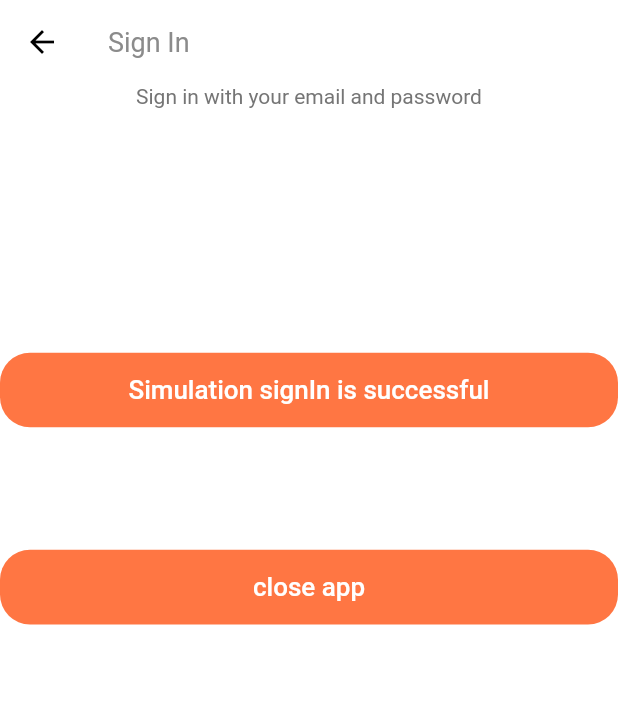
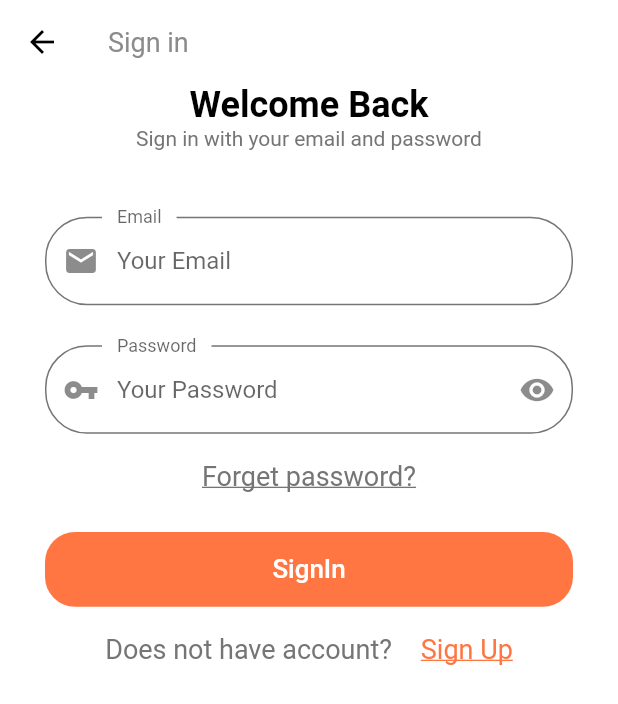
Before and after one commit to webooking/flutter_study, a Flutter app: the SignInScreen screen opened by its route, on a phone screen of 412 x 824 dp. Shown: the top 704 px of the screen. Run offline on Flutter 3.47's test engine with Material 2 defaults, Android fonts, the phone set to English and light mode, and no system bars; our stand-ins replace flutter_svg, flutter_swiper, get, get_storage; accounts and stored records are empty.

Commit message:
SignInScreen

```diff
--- /dev/null
+++ b/lib/config/RegexUtil.dart
@@ -0,0 +1,4 @@
+abstract class RegexUtil{
+  static final emailRegex = RegExp(r'^([a-z0-9A-Z]+[-|\.|_]?)+[a-z0-9A-Z]@([a-z0-9A-Z]+(-[a-z0-9A-Z]+)?\.)+[a-zA-Z]{2,}$');
+  static final passwordRegex = RegExp(r'^(?=.*\d)(?=.*[a-z])(?=.*[A-Z])(?=.*[a-zA-Z]).{6,16}$');
+}
--- a/lib/config/constants.dart
+++ b/lib/config/constants.dart
@@ -6,5 +6,3 @@ const kTextColor = Color(0xFF757575);
 /// storage
 const kAccessToken = 'accessToken';
 const kRefreshToken = 'refreshToken';
-
-/// regex
--- a/lib/config/lang.dart
+++ b/lib/config/lang.dart
@@ -14,49 +14,125 @@ class L extends Translations {
   Map<String, Map<String, String>> get keys => {
         'en_US': {
           'button.bt_continue': 'Continue',
-          'hello': 'hello!',
-          'notice': '''This is
-a multiline
-example.''',
-          'greet': 'Hello {{firstName}}!',
-          'date.picker': 'select date',
-          'product.online.item.Zero': 'There are no items',
-          'product.online.item.One': 'There is 1 item',
-          'product.online.item.More': 'There are {{count}} items',
-          'user.contact.Male': 'Hi,Mr {{lastName}}',
-          'user.contact.Female': 'Hi,Mrs {{lastName}}',
-          'product.instock': 'surplus goods {{count}}'
+          'signIn.greet.appBar': 'Sign in',
+          'signIn.greet.title': 'Welcome Back',
+          'signIn.greet.subtitle': 'Sign in with your email and password',
+          'signIn.btn': 'SignIn',
+          'signIn.email.labelText': 'Email',
+          'signIn.email.hintText': 'Your Email',
+          'signIn.email.valid.empty': 'email cannot be empty',
+          'signIn.email.valid.format': 'email format error',
+          'signIn.password.labelText': 'Password',
+          'signIn.password.hintText': 'Your Password',
+          'signIn.password.valid.empty': 'password cannot be empty',
+          'signIn.password.valid.format': '''1. Minimum 1 Upper case
+2. Minimum 1 lowercase
+3. Minimum 1 Numeric Number
+4. Minimum 1 Special Character(! @ # \$ & * ~ )
+5. Allow [6,16] characters''',
+          'signIn.hint.forgetPassword': 'Forget password?',
+          'signIn.hint.noAccount': 'Does not have account?',
+          'signIn.hint.signUp': 'Sign Up',
         },
         'zh_CN': {
           'button.bt_continue': '马上体验',
-          'hello': '你好！',
-          'notice': '''这是
-一个
-多行文本的例子。''',
-          'greet': '你好{{firstName}}！',
-          'date.picker': '选择日期',
-          'product.online.item.Zero': '没有数据',
-          'product.online.item.One': '{{count}}条数据',
-          'product.online.item.More': '{{count}}条数据',
-          'user.contact.Male': '{{lastName}}{{firstName}}先生，您好',
-          'user.contact.Female': '{{lastName}}女士，您好',
-          'product.instock': '库存{{count}}'
+          'signIn.greet.appBar': '登录',
+          'signIn.greet.title': '欢迎使用',
+          'signIn.greet.subtitle': '请使用邮箱和密码登录',
+          'signIn.btn': '登录',
+          'signIn.email.labelText': '邮箱',
+          'signIn.email.hintText': '请输入您的邮箱',
+          'signIn.email.valid.empty': '邮箱不能为空',
+          'signIn.email.valid.format': '邮箱格式错误',
+          'signIn.password.labelText': '密码',
+          'signIn.password.hintText': '请输入密码',
+          'signIn.password.valid.empty': '密码不能为空',
+          'signIn.password.valid.format': '''1. 至少一个大写字母
+2. 至少一个小写字母
+3. 至少一个数字
+4. 至少一个特殊字符(! @ # \$ & * ~ )
+5. 允许输入[6,16]个字符''',
+          'signIn.hint.forgetPassword': '忘记密码？',
+          'signIn.hint.noAccount': '还没有账号？',
+          'signIn.hint.signUp': '注册',
         }
       };
   static L_button get button => L_button();
-  static String get hello => 'hello'.tr;
-  static String get notice => 'notice'.tr;
-  static String greet(
-    String firstName,
-  ) =>
-      'greet'.trMap({
-        'firstName': firstName,
-      });
-  static L_date get date => L_date();
-  static L_user get user => L_user();
-  static L_product get product => L_product();
+  static L_signIn get signIn => L_signIn();
 }
+class L_signIn{
+  static final L_signIn _singleton = L_signIn._internal();
+  factory L_signIn() {
+    return _singleton;
+  }
+  L_signIn._internal();
+  L_signIn_greet get greet => L_signIn_greet();
+  String get btn => 'signIn.btn'.tr;
+  L_signIn_email get email => L_signIn_email();
+  L_signIn_password get password => L_signIn_password();
+  L_signIn_hint get hint => L_signIn_hint();
+}
+class L_signIn_hint{
+  static final L_signIn_hint _singleton = L_signIn_hint._internal();
+  factory L_signIn_hint() {
+    return _singleton;
+  }
+  L_signIn_hint._internal();
 
+  String get forgetPassword => 'signIn.hint.forgetPassword'.tr;
+  String get noAccount => 'signIn.hint.noAccount'.tr;
+  String get signUp => 'signIn.hint.signUp'.tr;
+}
+class L_signIn_password{
+  static final L_signIn_password _singleton = L_signIn_password._internal();
+  factory L_signIn_password() {
+    return _singleton;
+  }
+  L_signIn_password._internal();
+  L_signIn_password_valid get valid => L_signIn_password_valid();
+
+  String get labelText => 'signIn.password.labelText'.tr;
+  String get hintText => 'signIn.password.hintText'.tr;
+}
+class L_signIn_password_valid{
+  static final L_signIn_password_valid _singleton = L_signIn_password_valid._internal();
+  factory L_signIn_password_valid() {
+    return _singleton;
+  }
+  L_signIn_password_valid._internal();
+  String get empty => 'signIn.password.valid.empty'.tr;
+  String get format => 'signIn.password.valid.format'.tr;
+}
+class L_signIn_email{
+  static final L_signIn_email _singleton = L_signIn_email._internal();
+  factory L_signIn_email() {
+    return _singleton;
+  }
+  L_signIn_email._internal();
+  L_signIn_email_valid get valid => L_signIn_email_valid();
+
+  String get labelText => 'signIn.email.labelText'.tr;
+  String get hintText => 'signIn.email.hintText'.tr;
+}
+class L_signIn_email_valid{
+  static final L_signIn_email_valid _singleton = L_signIn_email_valid._internal();
+  factory L_signIn_email_valid() {
+    return _singleton;
+  }
+  L_signIn_email_valid._internal();
+  String get empty => 'signIn.email.valid.empty'.tr;
+  String get format => 'signIn.email.valid.format'.tr;
+}
+class L_signIn_greet{
+  static final L_signIn_greet _singleton = L_signIn_greet._internal();
+  factory L_signIn_greet() {
+    return _singleton;
+  }
+  L_signIn_greet._internal();
+  String get appBar => 'signIn.greet.appBar'.tr;
+  String get title => 'signIn.greet.title'.tr;
+  String get subtitle => 'signIn.greet.subtitle'.tr;
+}
 class L_button {
   static final L_button _singleton = L_button._internal();
   factory L_button() {
@@ -65,85 +141,6 @@ class L_button {
   L_button._internal();
   String get bt_continue => 'button.bt_continue'.tr;
 }
-
-class L_date {
-  static final L_date _singleton = L_date._internal();
-  factory L_date() {
-    return _singleton;
-  }
-  L_date._internal();
-  String get picker => 'date.picker'.tr;
-}
-
-class L_user {
-  static final L_user _singleton = L_user._internal();
-  factory L_user() {
-    return _singleton;
-  }
-  L_user._internal();
-  String contact(
-    Gender gender,
-    String lastName,
-    String firstName,
-  ) {
-    if (gender == Gender.Male) {
-      return 'user.contact.Male'.trMap({
-        'gender': gender.toString(),
-        'lastName': lastName,
-        'firstName': firstName,
-      });
-    }
-    if (gender == Gender.Female) {
-      return 'user.contact.Female'.trMap({
-        'gender': gender.toString(),
-        'lastName': lastName,
-        'firstName': firstName,
-      });
-    }
-  }
-}
-
-class L_product {
-  static final L_product _singleton = L_product._internal();
-  factory L_product() {
-    return _singleton;
-  }
-  L_product._internal();
-  String instock(
-    int count,
-  ) =>
-      'product.instock'.trMap({
-        'count': count.toString(),
-      });
-  L_product_online get online => L_product_online();
-}
-
-class L_product_online {
-  static final L_product_online _singleton = L_product_online._internal();
-  factory L_product_online() {
-    return _singleton;
-  }
-  L_product_online._internal();
-  String item(
-    int count,
-  ) {
-    if (count == 0) {
-      return 'product.online.item.Zero'.trMap({
-        'count': count.toString(),
-      });
-    } else if (count == 1) {
-      return 'product.online.item.One'.trMap({
-        'count': count.toString(),
-      });
-    } else {
-      return 'product.online.item.More'.trMap({
-        'count': count.toString(),
-      });
-    }
-  }
-}
-
-enum Gender { Male, Female }
 
 extension CustomTrans on String {
   String trMap(Map<String, String> map) {
--- a/lib/config/routes.dart
+++ b/lib/config/routes.dart
@@ -1,5 +1,6 @@
 import 'package:flutter_study/config/constants.dart';
 import 'package:flutter_study/controller/CounterController.dart';
+import 'package:flutter_study/controller/UserSignInController.dart';
 import 'package:flutter_study/screen/HomeScreen.dart';
 import 'package:flutter_study/screen/SplashScreen.dart';
 import 'package:flutter_study/screen/counter/counter_child_screen.dart';
@@ -15,7 +16,7 @@ abstract class RouteNames {
   static const SignInScreen = '/signIn';
   static const HomeScreen = '/home';
 
-  static String get initialRoute => GetStorage().hasData(kAccessToken)? HomeScreen : SignInScreen;
+  static String get initialRoute => GetStorage().hasData('accessToken')? HomeScreen : SplashScreen;
 }
 
 final pages = [
@@ -35,6 +36,7 @@ final pages = [
   GetPage(
     name: RouteNames.SignInScreen,
     page: () => SignInScreen(),
+    binding: BindingsBuilder<UserSignInController>(() => Get.lazyPut(() => UserSignInController())),
   ),
   GetPage(
     name: RouteNames.HomeScreen,
--- /dev/null
+++ b/lib/screen/signIn/SignInForm.dart
@@ -0,0 +1,105 @@
+import 'package:flutter/material.dart';
+import 'package:flutter_study/components/DefaultButton.dart';
+import 'package:flutter_study/config/RegexUtil.dart';
+import 'package:flutter_study/config/constants.dart';
+import 'package:flutter_study/config/lang.dart';
+import 'package:flutter_study/config/size_config.dart';
+import 'package:flutter_study/controller/UserSignInController.dart';
+import 'package:get/get.dart';
+
+class SignInForm extends StatelessWidget {
+  @override
+  Widget build(BuildContext context) {
+    final controller = Get.find<UserSignInController>();
+
+    return Padding(
+      padding: EdgeInsets.symmetric(horizontal: 30),
+      child: Form(
+        key: controller.formKey,
+        child: Column(
+          mainAxisAlignment: MainAxisAlignment.center,
+          children: [
+            _emailFormField(controller),
+            SizedBox(height: S.y(30)),
+            Obx(() => _passwordFormField(controller)),
+            SizedBox(height: S.y(20)),
+            Text(
+              L.signIn.hint.forgetPassword,
+              style: TextStyle(
+                fontSize: 18,
+                decoration: TextDecoration.underline,
+              ),
+            ),
+            SizedBox(height: S.y(30)),
+            DefaultButton(
+              text: L.signIn.btn,
+              press: () => controller.signIn(),
+            ),
+            SizedBox(height: S.y(20)),
+            Row(
+              mainAxisAlignment: MainAxisAlignment.center,
+              children: [
+                Text(
+                  L.signIn.hint.noAccount,
+                  style: TextStyle(
+                    fontSize: 18,
+                  ),
+                ),
+                SizedBox(width: S.x(20)),
+                Text(
+                  L.signIn.hint.signUp,
+                  style: TextStyle(
+                    fontSize: 18,
+                    color: kPrimaryColor,
+                    decoration: TextDecoration.underline,
+                  ),
+                ),
+              ],
+            ),
+          ],
+        ),
+      ),
+    );
+  }
+
+  TextFormField _passwordFormField(UserSignInController controller) => TextFormField(
+    obscureText: controller.hidePassword.value,
+    onSaved: (newValue) => controller.password.value = newValue,
+    validator: (value) {
+      if (value.isEmpty) {
+        return L.signIn.password.valid.empty;
+      } else if (!RegexUtil.passwordRegex.hasMatch(value)) {
+        return L.signIn.password.valid.format;
+      }
+      return null;
+    },
+    decoration: InputDecoration(
+      labelText: L.signIn.password.labelText,
+      hintText: L.signIn.password.hintText,
+      floatingLabelBehavior: FloatingLabelBehavior.always,
+      prefixIcon: Icon(Icons.vpn_key),
+      suffixIcon: IconButton(
+        icon: Icon(controller.hidePassword.value ? Icons.remove_red_eye: Icons.remove_red_eye_outlined),
+        onPressed: () => controller.hidePassword.value = !controller.hidePassword.value,
+      ),
+    ),
+  );
+  TextFormField _emailFormField(UserSignInController controller) => TextFormField(
+    keyboardType: TextInputType.emailAddress,
+    onSaved: (newValue) => controller.email.value = newValue,
+    validator: (value) {
+      if (value.isEmpty) {
+        return L.signIn.email.valid.empty;
+      } else if (!RegexUtil.emailRegex.hasMatch(value)) {
+        return L.signIn.email.valid.format;
+      }
+      return null;
+    },
+    decoration: InputDecoration(
+      labelText: L.signIn.email.labelText,
+      hintText: L.signIn.email.hintText,
+      floatingLabelBehavior: FloatingLabelBehavior.always,
+      prefixIcon: Icon(Icons.email),
+    ),
+  );
+}
--- a/lib/screen/signIn/SignInScreen.dart
+++ b/lib/screen/signIn/SignInScreen.dart
@@ -1,36 +1,32 @@
-import 'dart:io';
 
 import 'package:flutter/material.dart';
-import 'package:flutter_study/components/DefaultButton.dart';
-import 'package:flutter_study/config/constants.dart';
-import 'package:get_storage/get_storage.dart';
+import 'package:flutter_study/config/lang.dart';
+import 'package:flutter_study/config/size_config.dart';
+import 'package:flutter_study/screen/signIn/SignInForm.dart';
 
 class SignInScreen extends StatelessWidget {
   @override
   Widget build(BuildContext context) {
     return Scaffold(
       appBar: AppBar(
-        title: Text('Sign In'),
+        title: Text(L.signIn.greet.appBar),
       ),
       body: SafeArea(
         child: Column(
-          mainAxisAlignment: MainAxisAlignment.center,
           children: [
-            Text('Sign in with your email and password'),
-            Spacer(flex: 2,),
-            DefaultButton(
-              text: 'Simulation signIn is successful',
-              press: () => GetStorage().write(kAccessToken, 'a03c3b36-5259-11eb-ae93-0242ac130002'),
-            ),
-            Spacer(),
-            DefaultButton(
-              text: 'close app',
-              press: () => exit(0),
-            ),
-            Spacer(flex: 5,),
+            Text(L.signIn.greet.title,
+                style: TextStyle(
+                  color: Colors.black,
+                  fontSize: 24,
+                  fontWeight: FontWeight.bold,
+                )),
+            Text(L.signIn.greet.subtitle),
+            SizedBox(height: S.y(50)),
+            SignInForm(),
           ],
         ),
       ),
     );
   }
+
 }
```
Also changed, not shown: lib/controller/UserSignInController.dart (+12 -0 lines), doc/assets/image-20210109194633095.png (added), doc/assets/image-20210109194805186.png (added), doc/assets/image-20210109194848613.png (added), 1 other file.
